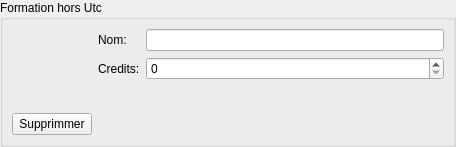
Qt form src/view/qformation.ui (V1rgul/UT-profiler) before a commit.
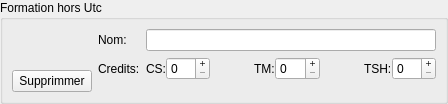
The same form after that commit.

Commit message: Credits in main + doubleClick on uv list to add

```diff
--- a/src/view/qformation.ui
+++ b/src/view/qformation.ui
@@ -6,8 +6,8 @@
    <rect>
     <x>0</x>
     <y>0</y>
-    <width>456</width>
-    <height>147</height>
+    <width>448</width>
+    <height>104</height>
    </rect>
   </property>
   <property name="windowTitle">
@@ -79,13 +79,6 @@
             </property>
            </widget>
           </item>
-          <item row="1" column="1">
-           <widget class="QSpinBox" name="spinCredits">
-            <property name="maximum">
-             <number>500</number>
-            </property>
-           </widget>
-          </item>
           <item row="0" column="0">
            <widget class="QLabel" name="label_2">
             <property name="text">
@@ -96,6 +89,93 @@
           <item row="0" column="1">
            <widget class="QLineEdit" name="editName"/>
           </item>
+          <item row="1" column="1">
+           <layout class="QHBoxLayout" name="horizontalLayout_2" stretch="0,1,1,0,1,1,0,1">
+            <property name="spacing">
+             <number>0</number>
+            </property>
+            <property name="leftMargin">
+             <number>0</number>
+            </property>
+            <property name="topMargin">
+             <number>0</number>
+            </property>
+            <property name="rightMargin">
+             <number>0</number>
+            </property>
+            <property name="bottomMargin">
+             <number>0</number>
+            </property>
+            <item>
+             <widget class="QLabel" name="label_3">
+              <property name="text">
+               <string>CS:</string>
+              </property>
+             </widget>
+            </item>
+            <item>
+             <widget class="QSpinBox" name="spinCreditsCS">
+              <property name="buttonSymbols">
+               <enum>QAbstractSpinBox::PlusMinus</enum>
+              </property>
+             </widget>
+            </item>
+            <item>
+             <spacer name="horizontalSpacer">
+              <property name="orientation">
+               <enum>Qt::Horizontal</enum>
+              </property>
+              <property name="sizeHint" stdset="0">
+               <size>
+                <width>0</width>
+                <height>20</height>
+               </size>
+              </property>
+             </spacer>
+            </item>
+            <item>
+             <widget class="QLabel" name="label_4">
+              <property name="text">
+               <string>TM:</string>
+              </property>
+             </widget>
+            </item>
+            <item>
+             <widget class="QSpinBox" name="spinCreditsTM">
+              <property name="buttonSymbols">
+               <enum>QAbstractSpinBox::PlusMinus</enum>
+              </property>
+             </widget>
+            </item>
+            <item>
+             <spacer name="horizontalSpacer_2">
+              <property name="orientation">
+               <enum>Qt::Horizontal</enum>
+              </property>
+              <property name="sizeHint" stdset="0">
+               <size>
+                <width>0</width>
+                <height>20</height>
+               </size>
+              </property>
+             </spacer>
+            </item>
+            <item>
+             <widget class="QLabel" name="label_5">
+              <property name="text">
+               <string>TSH:</string>
+              </property>
+             </widget>
+            </item>
+            <item>
+             <widget class="QSpinBox" name="spinCreditsTSH">
+              <property name="buttonSymbols">
+               <enum>QAbstractSpinBox::PlusMinus</enum>
+              </property>
+             </widget>
+            </item>
+           </layout>
+          </item>
          </layout>
         </item>
        </layout>
```
The commit also changes 17 other files.
